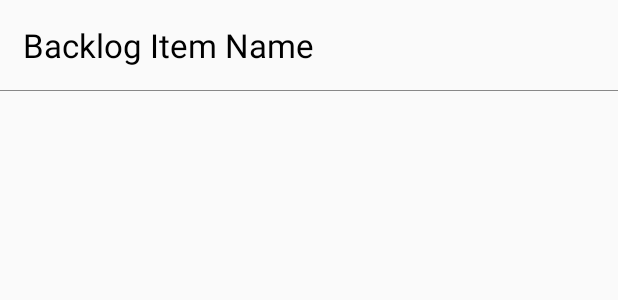
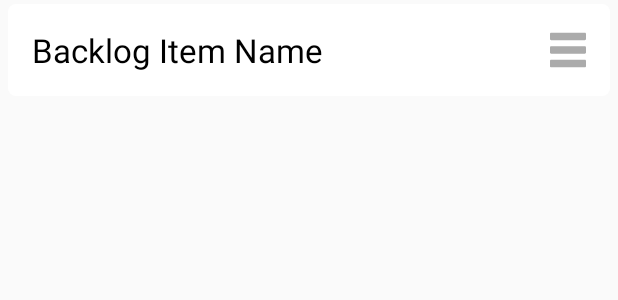
Before and after one commit to taweewong/final_project_android, an Android app: the layout backlog_item_view.xml on its own in the app's theme, with its tools: preview values and no code run, on a phone screen of 412 x 824 dp. Shown: the top 300 px of the screen. Run offline under Robolectric (Android 15) with nearby library versions, the phone set to English and light mode, and no system bars.

Commit message:
redesigned backlog_item_view.xml

```diff
--- a/TeamTaskBoard/app/src/main/res/layout/backlog_item_view.xml
+++ b/TeamTaskBoard/app/src/main/res/layout/backlog_item_view.xml
@@ -2,30 +2,52 @@
 <android.support.constraint.ConstraintLayout xmlns:android="http://schemas.android.com/apk/res/android"
     android:layout_width="match_parent"
     android:layout_height="wrap_content"
+    android:background="@drawable/backlog_item_bg"
+    android:layout_marginTop="2.5dp"
+    android:layout_marginBottom="2.5dp"
+    android:layout_marginStart="5dp"
+    android:layout_marginEnd="5dp"
     xmlns:app="http://schemas.android.com/apk/res-auto"
     xmlns:tools="http://schemas.android.com/tools">
 
     <TextView
         android:id="@+id/backlogItemNameText"
-        android:layout_width="wrap_content"
+        android:layout_width="0dp"
         android:layout_height="wrap_content"
-        android:layout_marginStart="15dp"
-        android:layout_marginTop="15dp"
+        android:layout_marginBottom="16dp"
+        android:layout_marginEnd="8dp"
+        android:layout_marginStart="16dp"
+        android:layout_marginTop="16dp"
         android:textColor="@android:color/black"
         android:textSize="22sp"
+        app:layout_constraintBottom_toBottomOf="parent"
+        app:layout_constraintEnd_toStartOf="@+id/dragBacklogItemView"
         app:layout_constraintStart_toStartOf="parent"
         app:layout_constraintTop_toTopOf="parent"
         tools:text="Backlog Item Name" />
 
-    <View
-        android:id="@+id/backlogItemDivider"
-        android:layout_width="match_parent"
-        android:layout_height="0.5dp"
-        android:background="@color/lightGray"
-        android:layout_marginTop="15dp"
+    <ImageView
+        android:id="@+id/dragBacklogItemView"
+        android:layout_width="wrap_content"
+        android:layout_height="wrap_content"
+        android:layout_marginBottom="8dp"
+        android:layout_marginEnd="16dp"
+        android:layout_marginTop="8dp"
+        android:background="@drawable/ic_drag_able"
         app:layout_constraintBottom_toBottomOf="parent"
-        app:layout_constraintLeft_toLeftOf="parent"
+        app:layout_constraintEnd_toEndOf="parent"
         app:layout_constraintRight_toRightOf="parent"
-        app:layout_constraintTop_toBottomOf="@+id/backlogItemNameText" />
+        app:layout_constraintTop_toTopOf="parent" />
+
+    <!--<View-->
+        <!--android:id="@+id/backlogItemDivider"-->
+        <!--android:layout_width="match_parent"-->
+        <!--android:layout_height="1dp"-->
+        <!--android:background="@color/colorPrimary"-->
+        <!--android:layout_marginTop="15dp"-->
+        <!--app:layout_constraintBottom_toBottomOf="parent"-->
+        <!--app:layout_constraintLeft_toLeftOf="parent"-->
+        <!--app:layout_constraintRight_toRightOf="parent"-->
+        <!--app:layout_constraintTop_toBottomOf="@+id/backlogItemNameText" />-->
 
 </android.support.constraint.ConstraintLayout>
```
